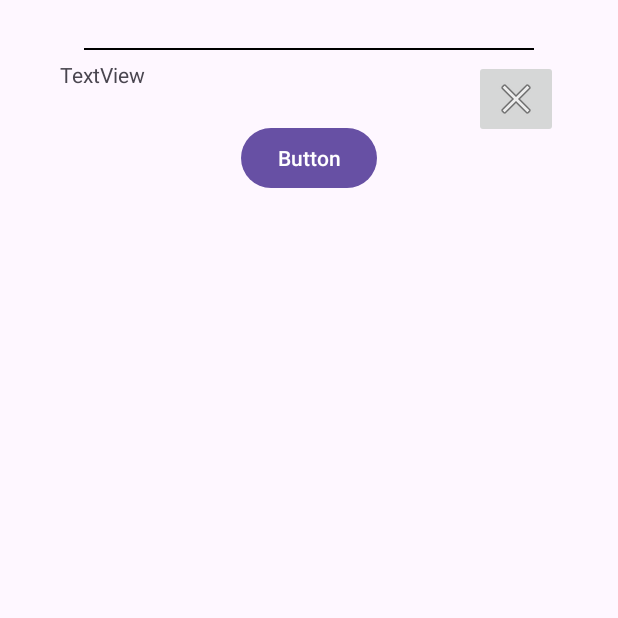
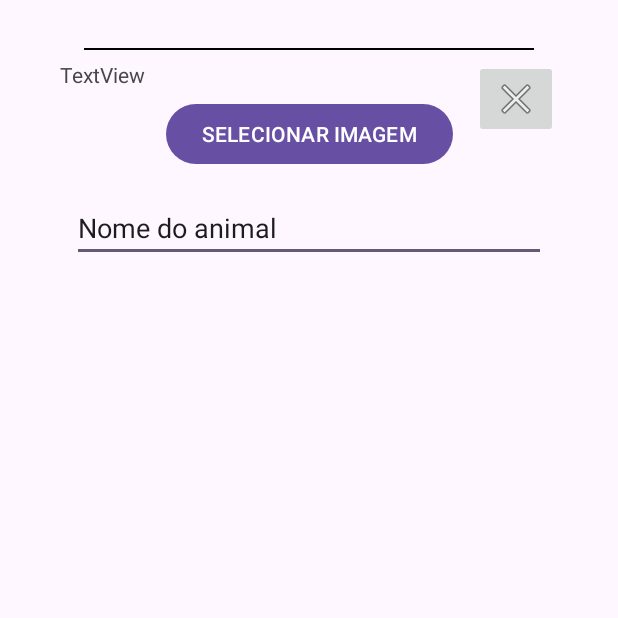
Before and after one commit to StephanyLahass/Miaujuda, an Android app: the CadastrarPetActivity screen opened directly, with no data from a screen before it, on a phone screen of 412 x 824 dp, the top half of it. Run offline under Robolectric (Android 15) with nearby library versions, the phone set to English and light mode, and no system bars.

Commit message:
cadastro de pet para adocao

```diff
--- a/app/src/main/res/layout/activity_cadastrar_pet.xml
+++ b/app/src/main/res/layout/activity_cadastrar_pet.xml
@@ -16,8 +16,10 @@
         android:layout_marginBottom="32dp"
         app:layout_constraintBottom_toBottomOf="parent"
         app:layout_constraintEnd_toEndOf="parent"
+        app:layout_constraintHorizontal_bias="0.0"
         app:layout_constraintStart_toStartOf="parent"
-        app:layout_constraintTop_toTopOf="parent">
+        app:layout_constraintTop_toTopOf="parent"
+        app:layout_constraintVertical_bias="0.0">
 
         <TextView
             android:id="@+id/textView4"
@@ -52,29 +54,43 @@
             app:layout_constraintStart_toStartOf="parent"
             tools:layout_editor_absoluteY="70dp" />
 
+        <Button
+            android:id="@+id/btn_selecionar_img"
+            android:layout_width="wrap_content"
+            android:layout_height="wrap_content"
+            android:layout_marginStart="8dp"
+            android:layout_marginTop="16dp"
+            android:layout_marginEnd="8dp"
+            android:text="SELECIONAR IMAGEM"
+            app:layout_constraintEnd_toEndOf="parent"
+            app:layout_constraintStart_toStartOf="parent"
+            app:layout_constraintTop_toBottomOf="@+id/imageView2" />
+
         <ImageView
             android:id="@+id/imageView2"
             android:layout_width="0dp"
-            android:layout_height="0dp"
-            android:layout_marginStart="24dp"
+            android:layout_height="wrap_content"
+            android:layout_marginStart="70dp"
             android:layout_marginTop="16dp"
-            android:layout_marginEnd="24dp"
+            android:layout_marginEnd="70dp"
             app:layout_constraintEnd_toEndOf="parent"
             app:layout_constraintStart_toStartOf="parent"
             app:layout_constraintTop_toBottomOf="@+id/view2"
             tools:srcCompat="@tools:sample/avatars" />
 
-        <Button
-            android:id="@+id/button3"
-            android:layout_width="wrap_content"
+        <EditText
+            android:id="@+id/etNome_animal_adoc"
+            android:layout_width="0dp"
             android:layout_height="wrap_content"
-            android:layout_marginStart="32dp"
-            android:layout_marginTop="32dp"
-            android:layout_marginEnd="32dp"
-            android:text="Button"
+            android:layout_marginStart="16dp"
+            android:layout_marginTop="16dp"
+            android:layout_marginEnd="16dp"
+            android:ems="10"
+            android:inputType="text"
+            android:text="Nome do animal"
             app:layout_constraintEnd_toEndOf="parent"
             app:layout_constraintStart_toStartOf="parent"
-            app:layout_constraintTop_toBottomOf="@+id/imageView2" />
+            app:layout_constraintTop_toBottomOf="@+id/btn_selecionar_img" />
 
     </androidx.constraintlayout.widget.ConstraintLayout>
 </androidx.constraintlayout.widget.ConstraintLayout>
```
